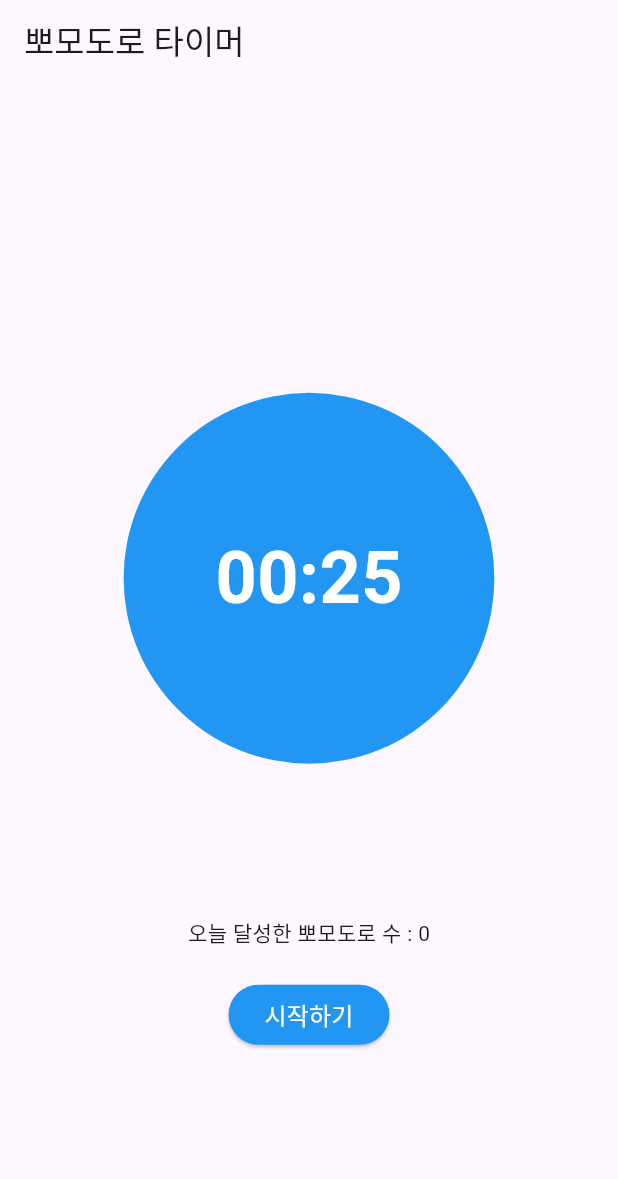
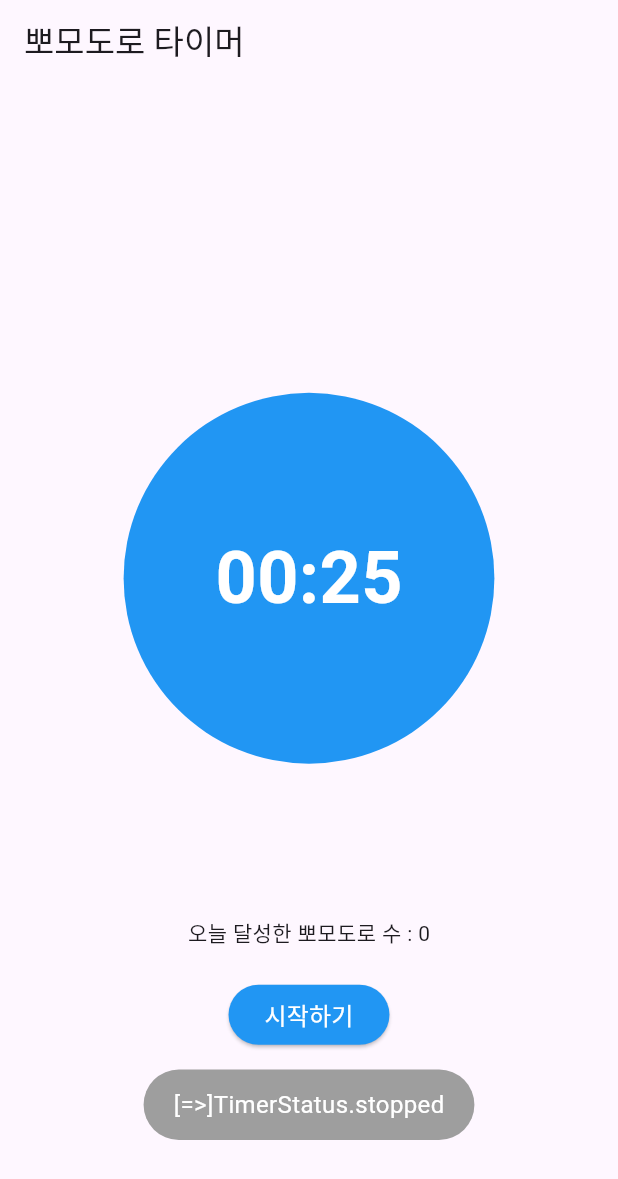
Before and after one commit to sharekim93/flutter_pomodoro, a Flutter app: the screen it shows after launch, after a tap on "시작하기", after a tap on "일시정지", after a tap on "포기하기", on a phone screen of 412 x 824 dp. Shown: the top 1179 px of the screen. Run offline on Flutter 3.47's test engine with Material 3 defaults, Android fonts, the phone set to English and light mode, and no system bars; our stand-ins replace fluttertoast, sprintf.

Commit message:
feat: print 대신 toast 적용

```diff
--- a/lib/screens/timer_screen.dart
+++ b/lib/screens/timer_screen.dart
@@ -1,6 +1,7 @@
 import "dart:async";
 import 'package:flutter/material.dart';
-import "package:sprintf/sprintf.dart";
+
+import "../tools/utils.dart";
 
 enum TimerStatus { running, paused, stopped, resting }
 
@@ -23,19 +24,15 @@ class _TimerScreenState extends State<TimerScreen> {
   void initState() {
     super.initState();
     _timerStatus = TimerStatus.stopped;
-    print(_timerStatus.toString());
+    showToast(_timerStatus.toString());
     _timer = WORK_SECONDS;
     _pomodoroCount = 0;
-  }
-
-  String secondsToString(int seconds) {
-    return sprintf("%02d:%02d", [seconds ~/ 60, seconds % 60]);
   }
 
   void run() {
     setState(() {
       _timerStatus = TimerStatus.running;
-      print("[=>]" + _timerStatus.toString());
+      showToast("[=>]" + _timerStatus.toString());
       runTimer();
     });
   }
@@ -44,14 +41,14 @@ class _TimerScreenState extends State<TimerScreen> {
     setState(() {
       _timer = REST_SECONDS;
       _timerStatus = TimerStatus.resting;
-      print("[=>]" + _timerStatus.toString());
+      showToast("[=>]" + _timerStatus.toString());
     });
   }
 
   void pause() {
     setState(() {
       _timerStatus = TimerStatus.paused;
-      print("[=>]" + _timerStatus.toString());
+      showToast("[=>]" + _timerStatus.toString());
     });
   }
 
@@ -63,7 +60,7 @@ class _TimerScreenState extends State<TimerScreen> {
     setState(() {
       _timer = WORK_SECONDS;
       _timerStatus = TimerStatus.stopped;
-      print("[=>]" + _timerStatus.toString());
+      showToast("[=>]" + _timerStatus.toString());
     });
   }
 
@@ -78,7 +75,7 @@ class _TimerScreenState extends State<TimerScreen> {
           break;
         case TimerStatus.running:
           if (_timer <= 0) {
-            print("작업완료!");
+            showToast("작업완료!");
             rest();
           } else {
             setState(() {
@@ -91,7 +88,7 @@ class _TimerScreenState extends State<TimerScreen> {
             setState(() {
               _pomodoroCount += 1;
             });
-            print("오늘 $_pomodoroCount 개의 뽀모도로를 달성했습니다");
+            showToast("오늘 $_pomodoroCount 개의 뽀모도로를 달성했습니다");
             t.cancel();
             stop();
           } else {
```
